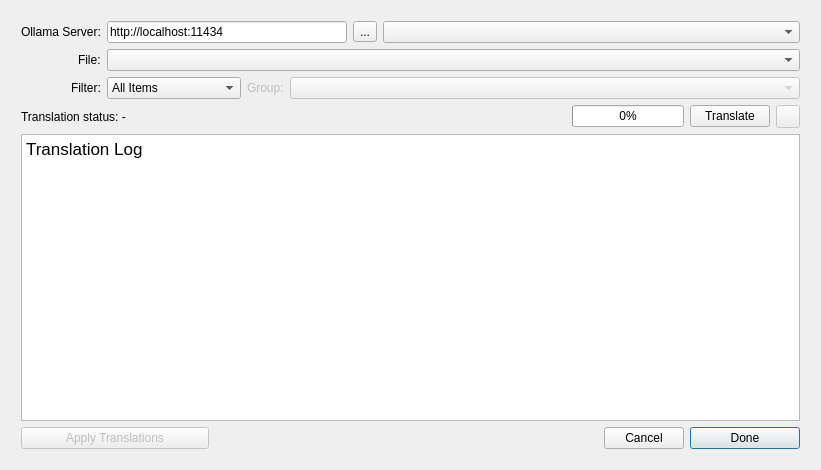
First picture: the form in src/linguist/linguist/machinetranslationdialog.ui, repository qt/qttools, before the edit.
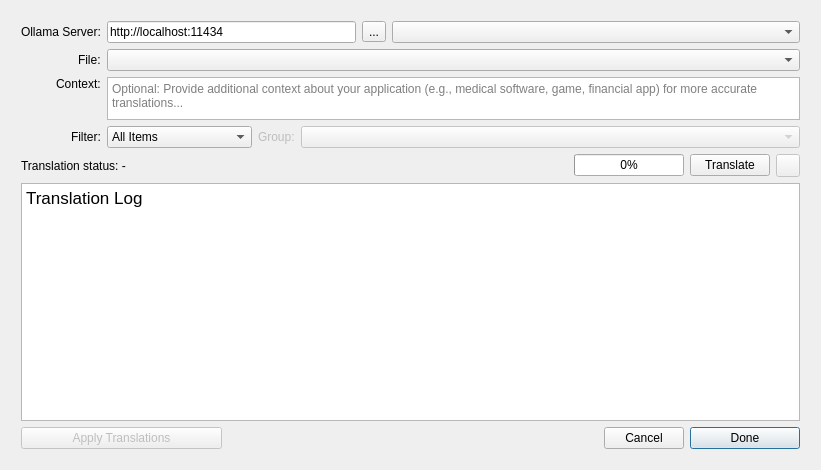
Second picture: the form after the edit. Icons and pictures are not drawn.

Commit message:
Linguist: add optional context input for AI translations
Add an optional "Application Context" field to the AI translation dialog
that allows users to provide domain-specific context about their
application to improve translation accuracy.

The edit to the form file:
```diff
--- a/src/linguist/linguist/machinetranslationdialog.ui
+++ b/src/linguist/linguist/machinetranslationdialog.ui
@@ -15,7 +15,7 @@
   </property>
   <layout class="QGridLayout" name="gridLayout_2" rowstretch="0">
    <item row="0" column="0">
-    <layout class="QGridLayout" name="gridLayout" rowstretch="0,0,0,0,0,0,0,0,1,0,0">
+    <layout class="QGridLayout" name="gridLayout" rowstretch="0,0,0,0,0,0,0,0,0,1,0,0">
      <property name="sizeConstraint">
       <enum>QLayout::SizeConstraint::SetDefaultConstraint</enum>
      </property>
@@ -31,7 +31,7 @@
      <property name="bottomMargin">
       <number>10</number>
      </property>
-     <item row="6" column="19">
+     <item row="7" column="19">
       <widget class="QToolButton" name="stopButton">
        <property name="enabled">
         <bool>false</bool>
@@ -96,7 +96,7 @@
        </property>
       </widget>
      </item>
-     <item row="6" column="0" colspan="16">
+     <item row="7" column="0" colspan="16">
       <widget class="QLabel" name="statusLabel">
        <property name="sizePolicy">
         <sizepolicy hsizetype="Preferred" vsizetype="Preferred">
@@ -109,7 +109,7 @@
        </property>
       </widget>
      </item>
-     <item row="9" column="18" rowspan="2" colspan="2">
+     <item row="10" column="18" rowspan="2" colspan="2">
       <widget class="QPushButton" name="doneButton">
        <property name="sizePolicy">
         <sizepolicy hsizetype="Minimum" vsizetype="Fixed">
@@ -128,21 +128,44 @@
        </property>
       </widget>
      </item>
-     <item row="4" column="0" rowspan="2" alignment="Qt::AlignmentFlag::AlignRight">
+     <item row="4" column="0" alignment="Qt::AlignmentFlag::AlignRight|Qt::AlignmentFlag::AlignTop">
+      <widget class="QLabel" name="contextLabel">
+       <property name="text">
+        <string>Context:</string>
+       </property>
+       <property name="buddy">
+        <cstring>contextEdit</cstring>
+       </property>
+      </widget>
+     </item>
+     <item row="4" column="1" colspan="19">
+      <widget class="QPlainTextEdit" name="contextEdit">
+       <property name="maximumSize">
+        <size>
+         <width>16777215</width>
+         <height>43</height>
+        </size>
+       </property>
+       <property name="placeholderText">
+        <string>Optional: Provide additional context about your application (e.g., medical software, game, financial app) for more accurate translations...</string>
+       </property>
+      </widget>
+     </item>
+     <item row="5" column="0" alignment="Qt::AlignmentFlag::AlignRight">
       <widget class="QLabel" name="filterLabel">
        <property name="text">
         <string>Filter:</string>
        </property>
       </widget>
      </item>
-     <item row="4" column="7" rowspan="2" colspan="13">
+     <item row="5" column="7" colspan="13">
       <widget class="QComboBox" name="groupComboBox">
        <property name="enabled">
         <bool>false</bool>
        </property>
       </widget>
      </item>
-     <item row="4" column="6" rowspan="2">
+     <item row="5" column="6">
       <widget class="QLabel" name="groupLabel">
        <property name="enabled">
         <bool>false</bool>
@@ -152,7 +175,7 @@
        </property>
       </widget>
      </item>
-     <item row="4" column="1" rowspan="2" colspan="5">
+     <item row="5" column="1" colspan="5">
       <widget class="QComboBox" name="filterComboBox">
        <item>
         <property name="text">
@@ -178,7 +201,7 @@
        </property>
       </widget>
      </item>
-     <item row="7" column="0" rowspan="2" colspan="20">
+     <item row="8" column="0" rowspan="2" colspan="20">
       <widget class="QTextEdit" name="translationLog">
        <property name="readOnly">
         <bool>true</bool>
@@ -195,21 +218,21 @@
        </property>
       </widget>
      </item>
-     <item row="6" column="18">
+     <item row="7" column="18">
       <widget class="QPushButton" name="translateButton">
        <property name="text">
         <string>Translate</string>
        </property>
       </widget>
      </item>
-     <item row="9" column="17" rowspan="2">
+     <item row="10" column="17" rowspan="2">
       <widget class="QPushButton" name="cancelButton">
        <property name="text">
         <string>Cancel</string>
        </property>
       </widget>
      </item>
-     <item row="9" column="0" rowspan="2" colspan="5">
+     <item row="10" column="0" rowspan="2" colspan="5">
       <widget class="QPushButton" name="applyButton">
        <property name="enabled">
         <bool>false</bool>
@@ -219,7 +242,7 @@
        </property>
       </widget>
      </item>
-     <item row="6" column="16" colspan="2">
+     <item row="7" column="16" colspan="2">
       <widget class="QProgressBar" name="progressBar">
        <property name="enabled">
         <bool>true</bool>
```
Left out of the diff: 1 changed line with no effect on the pictures. The commit also changes 6 other files.
